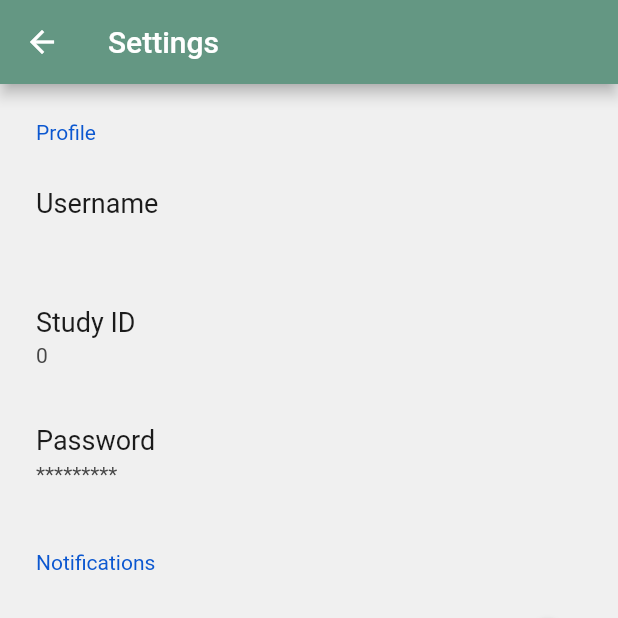
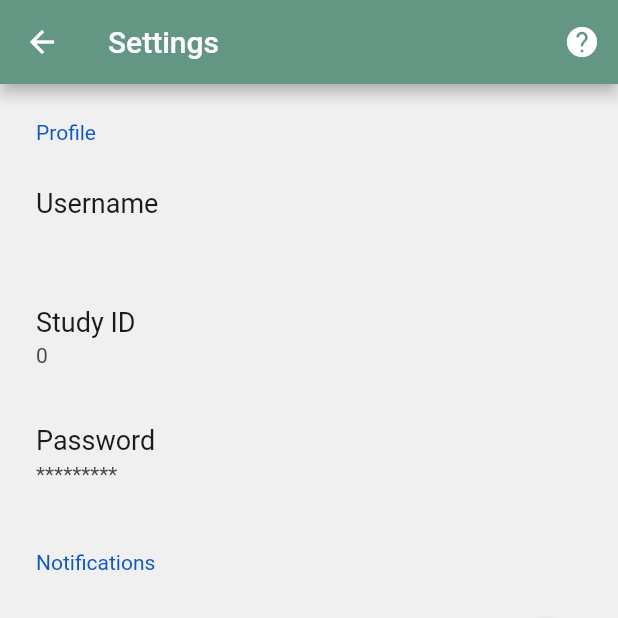
Before and after one commit to sahilmahendrakar/ARCApp, a Flutter app: the SettingsScreen screen opened by its route, on a phone screen of 412 x 824 dp, the top half of it. Run offline on Flutter 3.47's test engine with Material 2 defaults, Android fonts, the phone set to English and light mode, and no system bars; drawn by our look-alikes of settings_ui; our stand-ins replace firebase_auth, firebase_core, firebase_database; accounts and stored records are empty.

Commit message:
Added help button in settings page

```diff
--- a/lib/screens/settings/settings_screen.dart
+++ b/lib/screens/settings/settings_screen.dart
@@ -51,6 +51,13 @@ class _SettingsScreenState extends State<SettingsScreen> {
     return Scaffold(
         appBar: AppBar(
           title: Text("Settings"),
+          actions: [
+          IconButton(
+              onPressed: () {
+                Navigator.pushNamed(context, SettingsScreen.routeName);
+              },
+              icon: Icon(Icons.help))
+        ],
         ),
         body: Column(
           children: [
```
